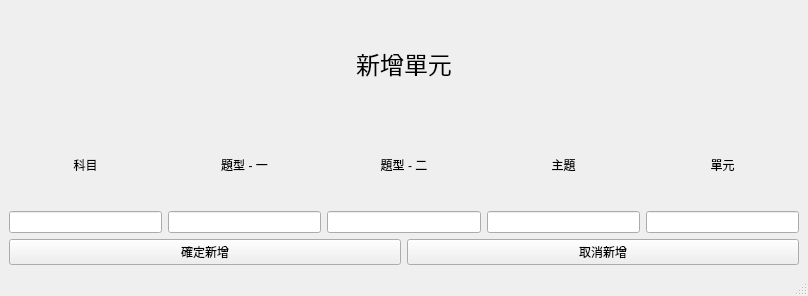
First picture: the form in view/UI/Add_Unit_UI.ui, repository allen880612/Question-Database-System, before the edit.
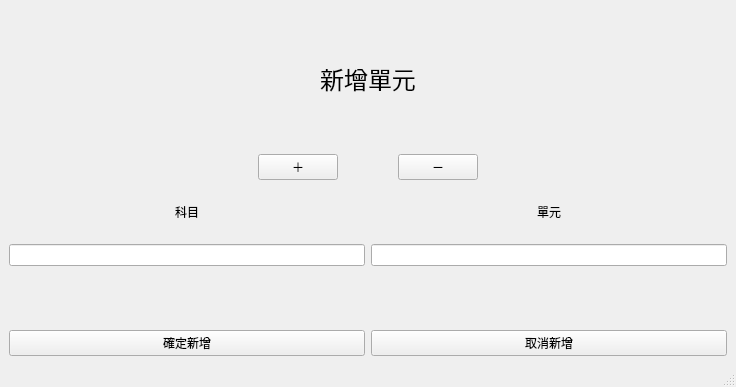
Second picture: the form after the edit.

Commit message: QDS Ver 0.3.4 Fix Add Unit View

```diff
--- a/view/UI/Add_Unit_UI.ui
+++ b/view/UI/Add_Unit_UI.ui
@@ -6,8 +6,8 @@
    <rect>
     <x>0</x>
     <y>0</y>
-    <width>808</width>
-    <height>296</height>
+    <width>736</width>
+    <height>387</height>
    </rect>
   </property>
   <property name="windowTitle">
@@ -20,6 +20,112 @@
       <property name="sizeConstraint">
        <enum>QLayout::SetDefaultConstraint</enum>
       </property>
+      <item row="2" column="0">
+       <layout class="QHBoxLayout" name="horizontalLayout_3">
+        <item>
+         <spacer name="horizontalSpacer_2">
+          <property name="orientation">
+           <enum>Qt::Horizontal</enum>
+          </property>
+          <property name="sizeHint" stdset="0">
+           <size>
+            <width>40</width>
+            <height>20</height>
+           </size>
+          </property>
+         </spacer>
+        </item>
+        <item>
+         <widget class="QPushButton" name="button_add_level">
+          <property name="text">
+           <string>＋</string>
+          </property>
+         </widget>
+        </item>
+        <item>
+         <widget class="QLabel" name="label">
+          <property name="text">
+           <string>　　　　</string>
+          </property>
+         </widget>
+        </item>
+        <item>
+         <widget class="QPushButton" name="button_delete_level">
+          <property name="text">
+           <string>－</string>
+          </property>
+         </widget>
+        </item>
+        <item>
+         <spacer name="horizontalSpacer">
+          <property name="orientation">
+           <enum>Qt::Horizontal</enum>
+          </property>
+          <property name="sizeHint" stdset="0">
+           <size>
+            <width>40</width>
+            <height>20</height>
+           </size>
+          </property>
+         </spacer>
+        </item>
+       </layout>
+      </item>
+      <item row="3" column="0">
+       <layout class="QGridLayout" name="gridLayout_2">
+        <item row="2" column="0">
+         <widget class="QLineEdit" name="textBox_lv1"/>
+        </item>
+        <item row="2" column="2">
+         <widget class="QLineEdit" name="textBox_lv2"/>
+        </item>
+        <item row="1" column="0">
+         <widget class="QLabel" name="label_lv1">
+          <property name="text">
+           <string>科目</string>
+          </property>
+          <property name="alignment">
+           <set>Qt::AlignCenter</set>
+          </property>
+         </widget>
+        </item>
+        <item row="1" column="2">
+         <widget class="QLabel" name="label_lv2">
+          <property name="text">
+           <string>單元</string>
+          </property>
+          <property name="alignment">
+           <set>Qt::AlignCenter</set>
+          </property>
+         </widget>
+        </item>
+        <item row="3" column="0">
+         <widget class="QLabel" name="label_2">
+          <property name="text">
+           <string/>
+          </property>
+         </widget>
+        </item>
+       </layout>
+      </item>
+      <item row="5" column="0">
+       <layout class="QHBoxLayout" name="horizontalLayout_2">
+        <item>
+         <widget class="QPushButton" name="button_add_unit_confirm">
+          <property name="text">
+           <string>確定新增</string>
+          </property>
+         </widget>
+        </item>
+        <item>
+         <widget class="QPushButton" name="button_add_unit_cancel">
+          <property name="text">
+           <string>取消新增</string>
+          </property>
+         </widget>
+        </item>
+       </layout>
+      </item>
       <item row="1" column="0">
        <widget class="QLabel" name="label_add_unit">
         <property name="font">
@@ -36,93 +142,6 @@
         </property>
        </widget>
       </item>
-      <item row="2" column="0">
-       <layout class="QGridLayout" name="gridLayout_2">
-        <item row="0" column="4">
-         <widget class="QLabel" name="label_lv5">
-          <property name="text">
-           <string>單元</string>
-          </property>
-          <property name="alignment">
-           <set>Qt::AlignCenter</set>
-          </property>
-         </widget>
-        </item>
-        <item row="0" column="2">
-         <widget class="QLabel" name="label_lv3">
-          <property name="text">
-           <string>題型 - 二</string>
-          </property>
-          <property name="alignment">
-           <set>Qt::AlignCenter</set>
-          </property>
-         </widget>
-        </item>
-        <item row="0" column="3">
-         <widget class="QLabel" name="label_lv4">
-          <property name="text">
-           <string>主題</string>
-          </property>
-          <property name="alignment">
-           <set>Qt::AlignCenter</set>
-          </property>
-         </widget>
-        </item>
-        <item row="0" column="0">
-         <widget class="QLabel" name="label_lv1">
-          <property name="text">
-           <string>科目</string>
-          </property>
-          <property name="alignment">
-           <set>Qt::AlignCenter</set>
-          </property>
-         </widget>
-        </item>
-        <item row="0" column="1">
-         <widget class="QLabel" name="label_lv2">
-          <property name="text">
-           <string>題型 - 一</string>
-          </property>
-          <property name="alignment">
-           <set>Qt::AlignCenter</set>
-          </property>
-         </widget>
-        </item>
-        <item row="1" column="0">
-         <widget class="QLineEdit" name="textBox_lv1"/>
-        </item>
-        <item row="1" column="1">
-         <widget class="QLineEdit" name="textBox_lv2"/>
-        </item>
-        <item row="1" column="2">
-         <widget class="QLineEdit" name="textBox_lv3"/>
-        </item>
-        <item row="1" column="3">
-         <widget class="QLineEdit" name="textBox_lv4"/>
-        </item>
-        <item row="1" column="4">
-         <widget class="QLineEdit" name="textBox_lv5"/>
-        </item>
-       </layout>
-      </item>
-      <item row="3" column="0">
-       <layout class="QHBoxLayout" name="horizontalLayout_2">
-        <item>
-         <widget class="QPushButton" name="button_add_unit_confirm">
-          <property name="text">
-           <string>確定新增</string>
-          </property>
-         </widget>
-        </item>
-        <item>
-         <widget class="QPushButton" name="button_add_unit_cancel">
-          <property name="text">
-           <string>取消新增</string>
-          </property>
-         </widget>
-        </item>
-       </layout>
-      </item>
      </layout>
     </item>
    </layout>
```
The commit also changes 8 other files.
